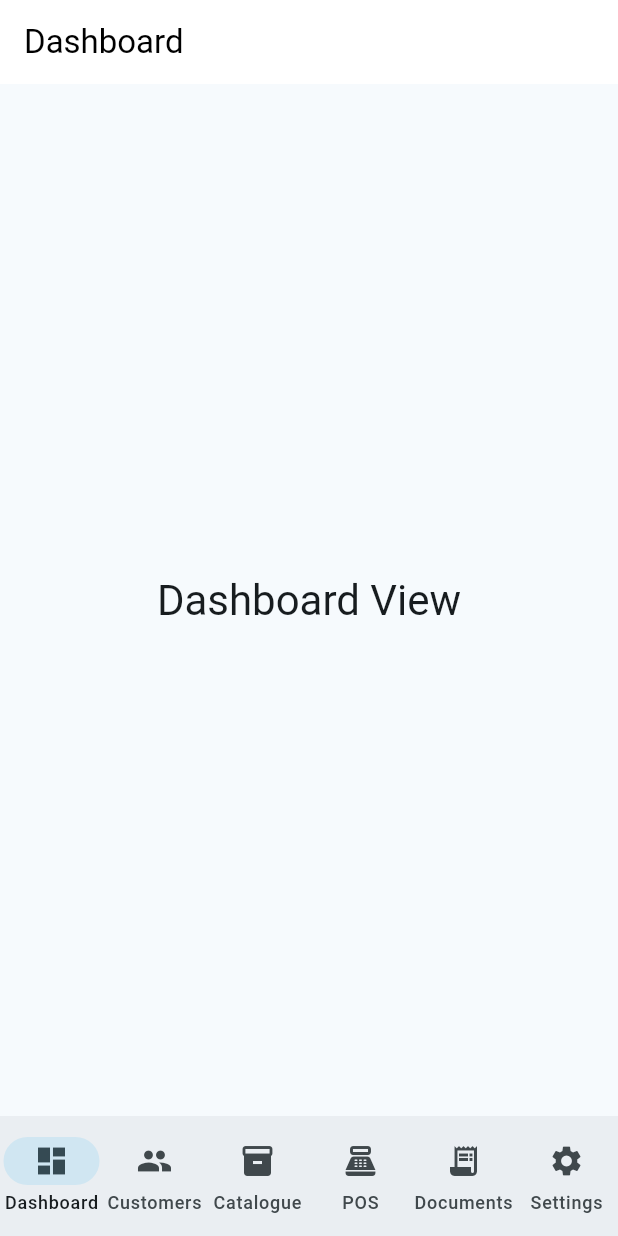
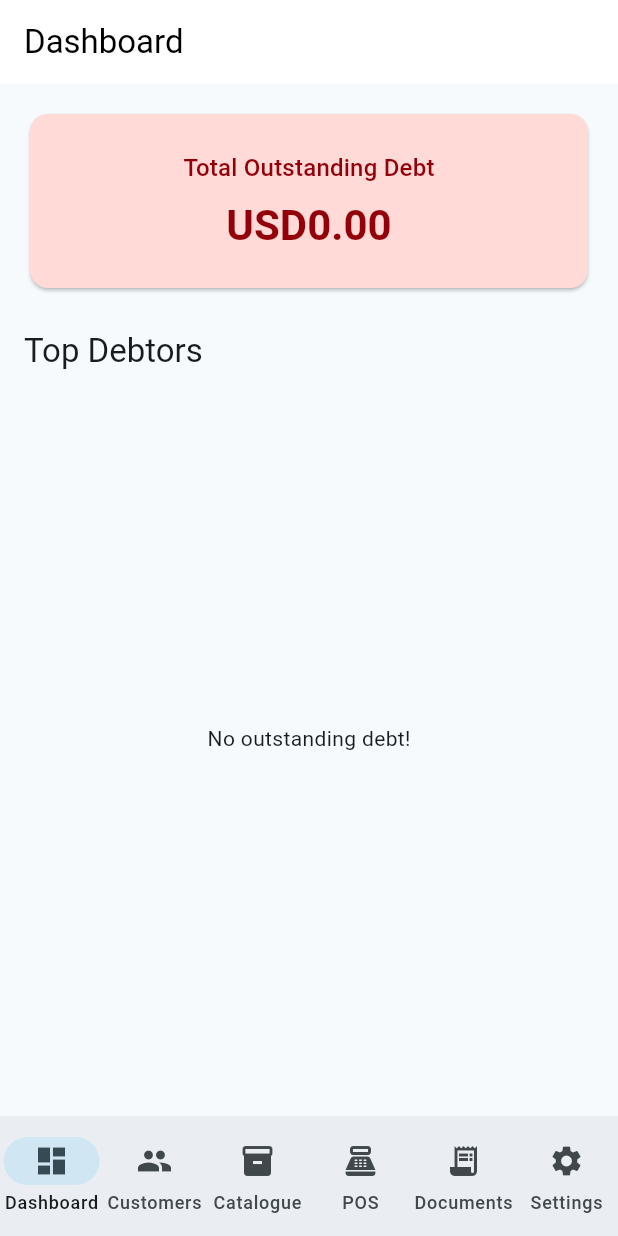
Before and after one commit to qgithaka/clod, a Flutter app: the screen it shows after launch, on a phone screen of 412 x 824 dp. Run offline on Flutter 3.47's test engine with Material 3 defaults, Android fonts, the phone set to English and light mode, and no system bars; our stand-ins replace drift, flutter_riverpod, go_router, image_picker; accounts and stored records are empty; generated files the repository leaves out were written again.

Commit message:
feat(`dashboard_view.dart`): build credit ledger dashboard
Implemented the Dashboard view summarizing total outstanding debt and top debtors.

Fulfills the overarching business debt tracking requirement in M02.

```diff
--- a/lib/core/router.dart
+++ b/lib/core/router.dart
@@ -9,6 +9,8 @@ import '../presentation/views/business_profile_view.dart';
 import '../presentation/views/customers_view.dart';
 import '../presentation/views/customer_form_view.dart';
 import '../presentation/views/customer_detail_view.dart';
+
+import '../presentation/views/dashboard_view.dart';
 
 final _shellNavigatorDashboardKey = GlobalKey<NavigatorState>(debugLabel: 'dashboard');
 final _shellNavigatorCustomersKey = GlobalKey<NavigatorState>(debugLabel: 'customers');
@@ -40,7 +42,7 @@ final routerProvider = Provider<GoRouter>((ref) {
             routes: [
               GoRoute(
                 path: '/dashboard',
-                builder: (context, state) => const PlaceholderView(title: 'Dashboard'),
+                builder: (context, state) => const DashboardView(),
               ),
             ],
           ),
--- /dev/null
+++ b/lib/presentation/views/dashboard_view.dart
@@ -0,0 +1,82 @@
+import 'package:flutter/material.dart';
+import 'package:flutter_riverpod/flutter_riverpod.dart';
+import '../../core/money.dart';
+import '../../data/repositories/customer_repository.dart';
+
+class DashboardView extends ConsumerWidget {
+  const DashboardView({super.key});
+
+  @override
+  Widget build(BuildContext context, WidgetRef ref) {
+    final customersAsync = ref.watch(customersProvider);
+
+    return Scaffold(
+      appBar: AppBar(title: const Text('Dashboard')),
+      body: customersAsync.when(
+        data: (customers) {
+          final debtors = customers.where((c) => c.currentBalance.cents > 0).toList();
+          debtors.sort((a, b) => b.currentBalance.cents.compareTo(a.currentBalance.cents));
+
+          final totalDebtCents = debtors.fold(0, (sum, c) => sum + c.currentBalance.cents);
+          final totalDebt = Money(totalDebtCents);
+
+          return Padding(
+            padding: const EdgeInsets.all(16.0),
+            child: Column(
+              crossAxisAlignment: CrossAxisAlignment.stretch,
+              children: [
+                Card(
+                  color: Theme.of(context).colorScheme.errorContainer,
+                  child: Padding(
+                    padding: const EdgeInsets.all(24.0),
+                    child: Column(
+                      children: [
+                        Text(
+                          'Total Outstanding Debt',
+                          style: Theme.of(context).textTheme.titleMedium?.copyWith(
+                                color: Theme.of(context).colorScheme.onErrorContainer,
+                              ),
+                        ),
+                        const SizedBox(height: 8),
+                        Text(
+                          totalDebt.format(),
+                          style: Theme.of(context).textTheme.headlineMedium?.copyWith(
+                                color: Theme.of(context).colorScheme.onErrorContainer,
+                                fontWeight: FontWeight.bold,
+                              ),
+                        ),
+                      ],
+                    ),
+                  ),
+                ),
+                const SizedBox(height: 24),
+                Text('Top Debtors', style: Theme.of(context).textTheme.titleLarge),
+                const SizedBox(height: 8),
+                Expanded(
+                  child: debtors.isEmpty
+                      ? const Center(child: Text('No outstanding debt!'))
+                      : ListView.builder(
+                          itemCount: debtors.length > 10 ? 10 : debtors.length,
+                          itemBuilder: (context, index) {
+                            final debtor = debtors[index];
+                            return ListTile(
+                              leading: CircleAvatar(child: Text('${index + 1}')),
+                              title: Text(debtor.name),
+                              trailing: Text(
+                                debtor.currentBalance.format(),
+                                style: const TextStyle(fontWeight: FontWeight.bold, color: Colors.red),
+                              ),
+                            );
+                          },
+                        ),
+                ),
+              ],
+            ),
+          );
+        },
+        loading: () => const Center(child: CircularProgressIndicator()),
+        error: (e, s) => Center(child: Text('Error: $e')),
+      ),
+    );
+  }
+}
```
